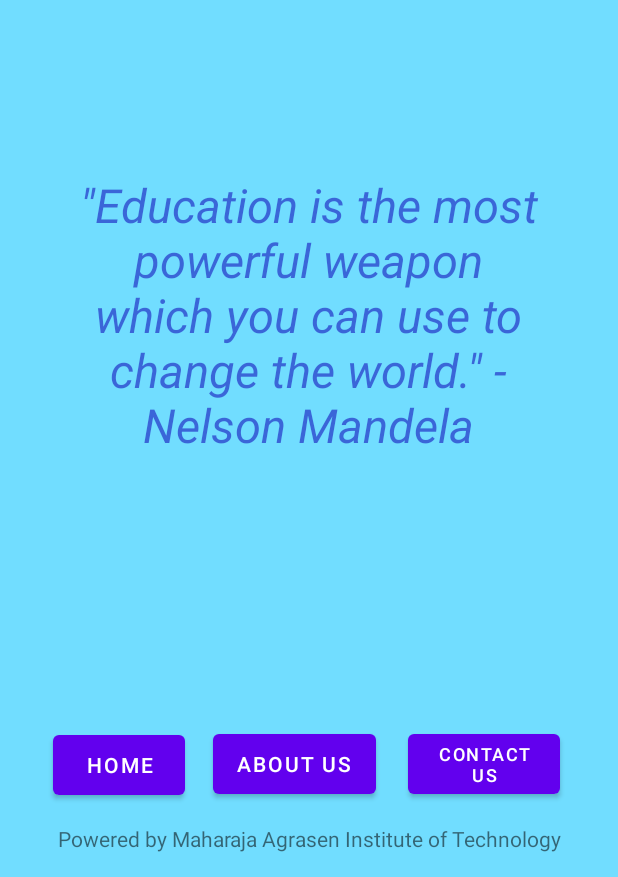
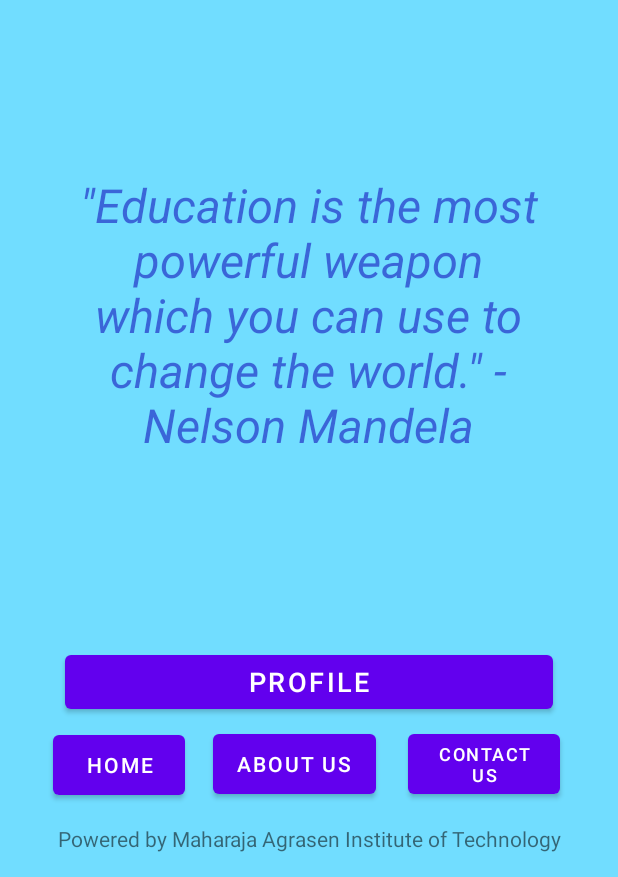
Before and after one commit to Vineetg2003/Shuruat-Android-Application, an Android app: the homepage screen opened directly, with no data from a screen before it, on a phone screen of 412 x 824 dp, the part 359-1236 px from its top. Run offline under Robolectric (Android 15) with nearby library versions, the phone set to English and light mode, and no system bars; our stand-ins replace sdp/ssp sizes.

Commit message:
final commit

```diff
--- a/app/src/main/res/layout/activity_homepage.xml
+++ b/app/src/main/res/layout/activity_homepage.xml
@@ -45,18 +45,18 @@
         app:layout_constraintTop_toTopOf="parent"
         app:layout_constraintVertical_bias="0.936" />
 
-<!--    <Button-->
-<!--        android:id="@+id/button10"-->
-<!--        android:layout_width="@dimen/_250sdp"-->
-<!--        android:layout_height="@dimen/_37sdp"-->
-<!--        android:layout_weight="1"-->
-<!--        android:text="@string/Profile"-->
-<!--        android:textSize="@dimen/_14ssp"-->
-<!--        app:layout_constraintBottom_toBottomOf="parent"-->
-<!--        app:layout_constraintEnd_toEndOf="parent"-->
-<!--        app:layout_constraintStart_toStartOf="parent"-->
-<!--        app:layout_constraintTop_toTopOf="parent"-->
-<!--        app:layout_constraintVertical_bias="0.863" />-->
+    <Button
+        android:id="@+id/button10"
+        android:layout_width="@dimen/_250sdp"
+        android:layout_height="@dimen/_37sdp"
+        android:layout_weight="1"
+        android:text="@string/Profile"
+        android:textSize="@dimen/_14ssp"
+        app:layout_constraintBottom_toBottomOf="parent"
+        app:layout_constraintEnd_toEndOf="parent"
+        app:layout_constraintStart_toStartOf="parent"
+        app:layout_constraintTop_toTopOf="parent"
+        app:layout_constraintVertical_bias="0.863" />
 
     <Button
         android:id="@+id/button7"
```
